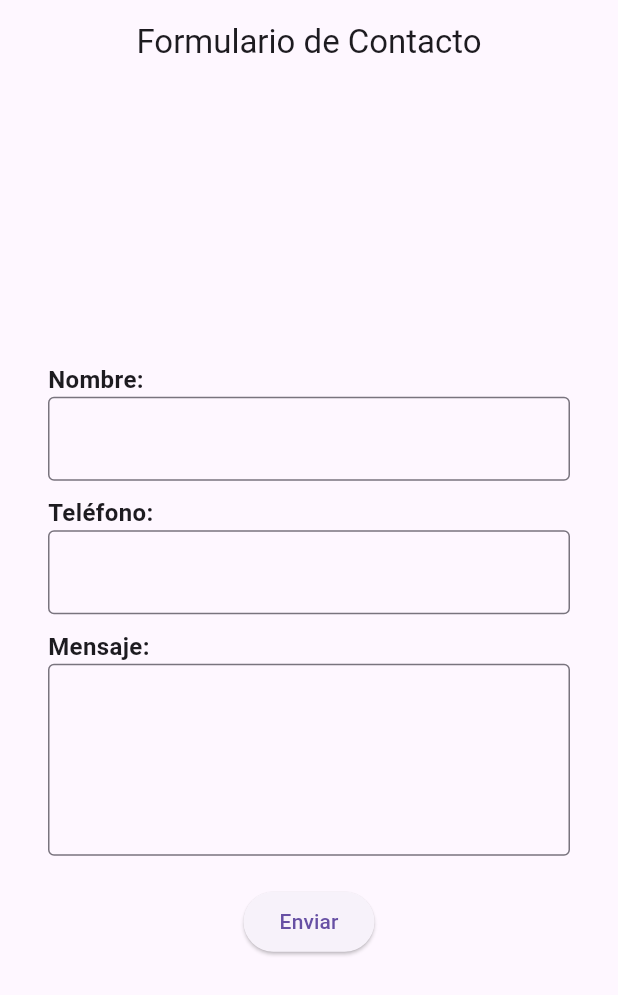
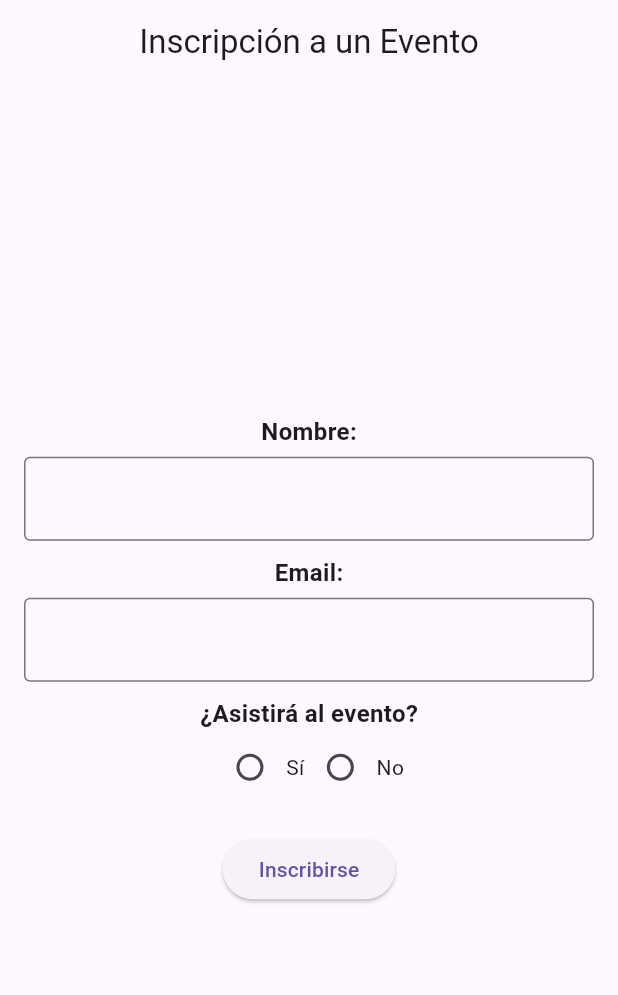
Before and after one commit to LuisGM875/aplicaciones_con_flutter, a Flutter app: the screen it shows after launch, on a phone screen of 412 x 824 dp. Shown: the top 995 px of the screen. Run offline on Flutter 3.47's test engine with Material 3 defaults, Android fonts, the phone set to English and light mode, and no system bars.

Commit message:
feat: add view for event inscription form

```diff
--- a/lib/main.dart
+++ b/lib/main.dart
@@ -1,9 +1,6 @@
 import 'package:flutter/material.dart';
-import 'package:flutter_web_plugins/flutter_web_plugins.dart';
-import 'dart:ui' as ui;
 
 void main() {
-  setUrlStrategy(PathUrlStrategy());
   runApp(MyApp());
 }
 
@@ -12,86 +9,80 @@ class MyApp extends StatelessWidget {
   Widget build(BuildContext context) {
     return MaterialApp(
       debugShowCheckedModeBanner: false,
-      home: ContactForm(),
+      home: EventRegistrationForm(),
     );
   }
 }
 
-class ContactForm extends StatefulWidget {
+class EventRegistrationForm extends StatefulWidget {
   @override
-  _ContactFormState createState() => _ContactFormState();
+  _EventRegistrationFormState createState() => _EventRegistrationFormState();
 }
 
-class _ContactFormState extends State<ContactForm> {
+class _EventRegistrationFormState extends State<EventRegistrationForm> {
   final _formKey = GlobalKey<FormState>();
   final TextEditingController _nameController = TextEditingController();
-  final TextEditingController _phoneController = TextEditingController();
-  final TextEditingController _messageController = TextEditingController();
+  final TextEditingController _emailController = TextEditingController();
+  String? _attendance;
 
   void _submitForm() {
-    if (_formKey.currentState!.validate()) {
+    if (_formKey.currentState!.validate() && _attendance != null) {
       String name = _nameController.text;
-      String phone = _phoneController.text;
-      String message = _messageController.text;
+      String email = _emailController.text;
 
       print("Nombre: $name");
-      print("Teléfono: $phone");
-      print("Mensaje: $message");
+      print("Email: $email");
+      print("Asistirá: $_attendance");
 
       ScaffoldMessenger.of(context).showSnackBar(
-        SnackBar(content: Text('Formulario enviado con éxito')),
+        SnackBar(content: Text('Inscripción enviada con éxito')),
       );
 
       _nameController.clear();
-      _phoneController.clear();
-      _messageController.clear();
+      _emailController.clear();
+      setState(() {
+        _attendance = null;
+      });
+    } else if (_attendance == null) {
+      ScaffoldMessenger.of(context).showSnackBar(
+        SnackBar(content: Text('Por favor, seleccione su asistencia')),
+      );
     }
   }
 
   @override
   Widget build(BuildContext context) {
     return Scaffold(
-      appBar: AppBar(title: Center(child: Text('Formulario de Contacto'))),
+      appBar: AppBar(title: Center(child: Text('Inscripción a un Evento'))),
       body: Center(
         child: Padding(
           padding: EdgeInsets.all(16.0),
           child: Form(
             key: _formKey,
-            child: ListView(
-              shrinkWrap: true,
-              padding: EdgeInsets.symmetric(horizontal: 16.0),
+            child: Column(
+              mainAxisSize: MainAxisSize.min,
+              crossAxisAlignment: CrossAxisAlignment.center,
               children: [
-                Center(
-                  child: _buildTextField(
-                    label: 'Nombre:',
-                    controller: _nameController,
-                    validator: (value) => value!.isEmpty ? 'Ingrese su nombre' : null,
-                  ),
+                _buildTextField(
+                  label: 'Nombre:',
+                  controller: _nameController,
+                  validator: (value) =>
+                      value!.isEmpty ? 'Ingrese su nombre' : null,
                 ),
                 SizedBox(height: 10),
-                Center(
-                  child: _buildTextField(
-                    label: 'Teléfono:',
-                    controller: _phoneController,
-                    keyboardType: TextInputType.phone,
-                    validator: (value) => value!.isEmpty ? 'Ingrese su número de teléfono' : null,
-                  ),
+                _buildTextField(
+                  label: 'Email:',
+                  controller: _emailController,
+                  inputType: TextInputType.emailAddress,
+                  validator: (value) =>
+                      value!.isEmpty ? 'Ingrese su email' : null,
                 ),
                 SizedBox(height: 10),
-                Center(
-                  child: _buildTextField(
-                    label: 'Mensaje:',
-                    controller: _messageController,
-                    maxLines: 4,
-                    validator: (value) => value!.isEmpty ? 'Ingrese su mensaje' : null,
-                  ),
-                ),
+                _buildRadioButtons(),
                 SizedBox(height: 20),
-                Center(
-                  child: ElevatedButton(
-                    onPressed: _submitForm,
-                    child: Text('Enviar'),
-                  ),
+                ElevatedButton(
+                  onPressed: _submitForm,
+                  child: Text('Inscribirse'),
                 ),
               ],
             ),
@@ -104,23 +95,22 @@ class _ContactFormState extends State<ContactForm> {
   Widget _buildTextField({
     required String label,
     required TextEditingController controller,
-    TextInputType keyboardType = TextInputType.text,
-    int maxLines = 1,
+    TextInputType inputType = TextInputType.text,
     required String? Function(String?) validator,
   }) {
     return Column(
-      crossAxisAlignment: CrossAxisAlignment.start,
+      crossAxisAlignment: CrossAxisAlignment.center,
       children: [
         Text(
           label,
           style: TextStyle(fontSize: 16, fontWeight: FontWeight.bold),
         ),
-        Container(
+        SizedBox(height: 5),
+        SizedBox(
           width: 400,
           child: TextFormField(
             controller: controller,
-            keyboardType: keyboardType,
-            maxLines: maxLines,
+            keyboardType: inputType,
             decoration: InputDecoration(border: OutlineInputBorder()),
             validator: validator,
           ),
@@ -128,4 +118,49 @@ class _ContactFormState extends State<ContactForm> {
       ],
     );
   }
+
+  Widget _buildRadioButtons() {
+    return Column(
+      crossAxisAlignment: CrossAxisAlignment.center,
+      children: [
+        Text(
+          '¿Asistirá al evento?',
+          style: TextStyle(fontSize: 16, fontWeight: FontWeight.bold),
+        ),
+        Row(
+          mainAxisAlignment: MainAxisAlignment.center,
+          children: [
+            Row(
+              children: [
+                Radio<String>(
+                  value: 'Sí',
+                  groupValue: _attendance,
+                  onChanged: (value) {
+                    setState(() {
+                      _attendance = value;
+                    });
+                  },
+                ),
+                Text('Sí'),
+              ],
+            ),
+            Row(
+              children: [
+                Radio<String>(
+                  value: 'No',
+                  groupValue: _attendance,
+                  onChanged: (value) {
+                    setState(() {
+                      _attendance = value;
+                    });
+                  },
+                ),
+                Text('No'),
+              ],
+            ),
+          ],
+        ),
+      ],
+    );
+  }
 }
```
